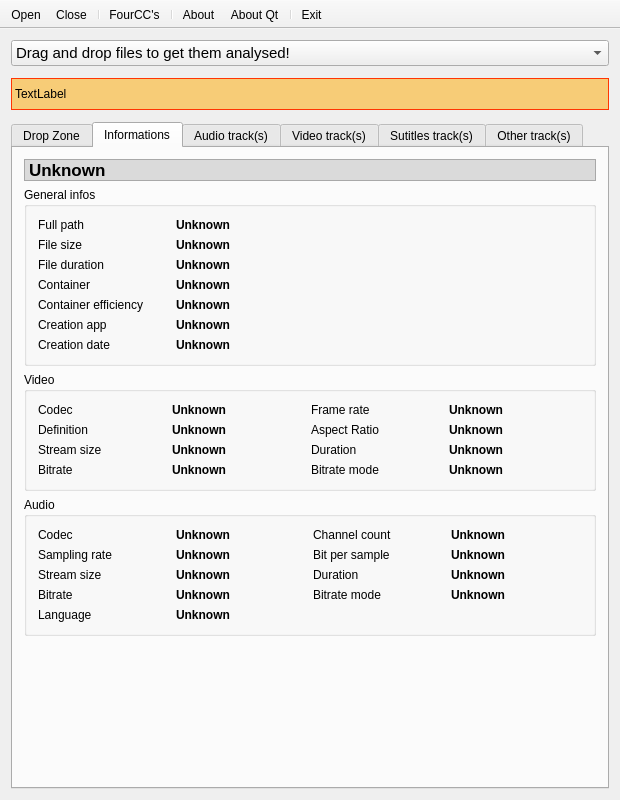
Qt form mini_analyser/ui/mainwindow.ui (emericg/MiniVideo) before a commit.
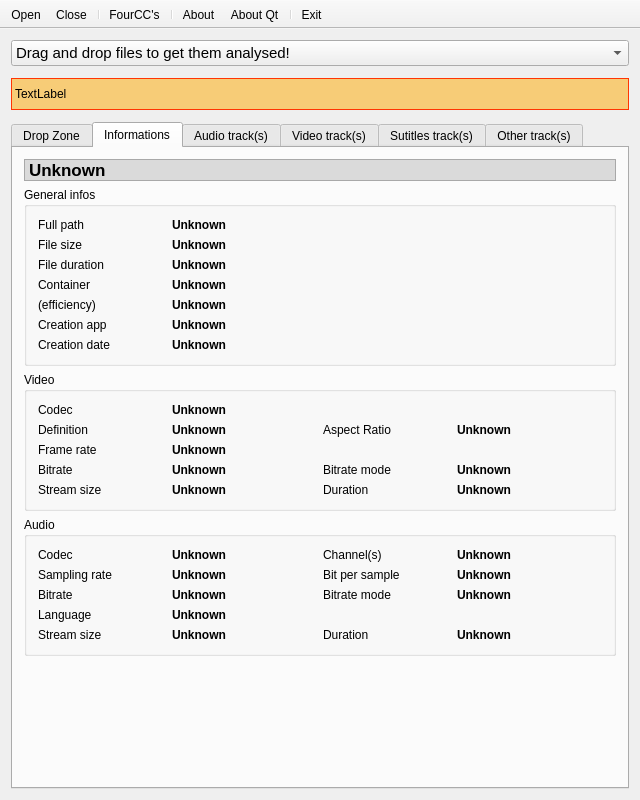
The same form after that commit. The open tabs and pages were chosen to show the change. Icons and pictures are not drawn.

What changed in the file:
```diff
--- a/mini_analyser/ui/mainwindow.ui
+++ b/mini_analyser/ui/mainwindow.ui
@@ -6,7 +6,7 @@
    <rect>
     <x>0</x>
     <y>0</y>
-    <width>620</width>
+    <width>640</width>
     <height>800</height>
    </rect>
   </property>
@@ -87,7 +87,7 @@
        <bool>true</bool>
       </property>
       <property name="currentIndex">
-       <number>3</number>
+       <number>0</number>
       </property>
       <widget class="QWidget" name="tab_dropzone">
        <attribute name="title">
@@ -240,12 +240,6 @@
           <layout class="QGridLayout" name="gridLayout_2">
            <item row="4" column="0">
             <widget class="QLabel" name="label_4">
-             <property name="font">
-              <font>
-               <weight>50</weight>
-               <bold>false</bold>
-              </font>
-             </property>
              <property name="text">
               <string>Container</string>
              </property>
@@ -269,12 +263,6 @@
            </item>
            <item row="7" column="0">
             <widget class="QLabel" name="label_5">
-             <property name="font">
-              <font>
-               <weight>50</weight>
-               <bold>false</bold>
-              </font>
-             </property>
              <property name="text">
               <string>Creation date</string>
              </property>
@@ -314,12 +302,6 @@
            </item>
            <item row="2" column="0">
             <widget class="QLabel" name="label_2">
-             <property name="font">
-              <font>
-               <weight>50</weight>
-               <bold>false</bold>
-              </font>
-             </property>
              <property name="text">
               <string>File size</string>
              </property>
@@ -359,18 +341,18 @@
            </item>
            <item row="1" column="0">
             <widget class="QLabel" name="label_1">
+             <property name="sizePolicy">
+              <sizepolicy hsizetype="MinimumExpanding" vsizetype="Preferred">
+               <horstretch>0</horstretch>
+               <verstretch>0</verstretch>
+              </sizepolicy>
+             </property>
              <property name="maximumSize">
               <size>
-               <width>200</width>
+               <width>128</width>
                <height>16777215</height>
               </size>
              </property>
-             <property name="font">
-              <font>
-               <weight>50</weight>
-               <bold>false</bold>
-              </font>
-             </property>
              <property name="text">
               <string>Full path</string>
              </property>
@@ -378,12 +360,6 @@
            </item>
            <item row="3" column="0">
             <widget class="QLabel" name="label_3">
-             <property name="font">
-              <font>
-               <weight>50</weight>
-               <bold>false</bold>
-              </font>
-             </property>
              <property name="text">
               <string>File duration</string>
              </property>
@@ -391,18 +367,6 @@
            </item>
            <item row="6" column="0">
             <widget class="QLabel" name="label_6">
-             <property name="maximumSize">
-              <size>
-               <width>150</width>
-               <height>16777215</height>
-              </size>
-             </property>
-             <property name="font">
-              <font>
-               <weight>50</weight>
-               <bold>false</bold>
-              </font>
-             </property>
              <property name="text">
               <string>Creation app</string>
              </property>
@@ -411,7 +375,7 @@
            <item row="5" column="0">
             <widget class="QLabel" name="label_8">
              <property name="text">
-              <string>Container efficiency</string>
+              <string>(efficiency)</string>
              </property>
             </widget>
            </item>
@@ -455,23 +419,27 @@
           <property name="title">
            <string>Video</string>
           </property>
-          <layout class="QGridLayout" name="gridLayout_3">
-           <item row="2" column="0">
-            <widget class="QLabel" name="label_36">
-             <property name="text">
-              <string>Stream size</string>
-             </property>
-            </widget>
-           </item>
-           <item row="1" column="2">
-            <widget class="QLabel" name="label_37">
+          <layout class="QGridLayout" name="gridLayout_16">
+           <item row="0" column="0">
+            <layout class="QGridLayout" name="gridLayout_15">
+             <item row="2" column="1">
+              <widget class="QLabel" name="label_video_framerate">
+               <property name="font">
+                <font>
+                 <weight>75</weight>
+                 <bold>true</bold>
+                </font>
+               </property>
              <property name="text">
-              <string>Aspect Ratio</string>
-             </property>
-            </widget>
-           </item>
-           <item row="1" column="3">
-            <widget class="QLabel" name="label_video_ar">
+                <string>Unknown</string>
+               </property>
+               <property name="textInteractionFlags">
+                <set>Qt::LinksAccessibleByMouse|Qt::TextSelectableByKeyboard|Qt::TextSelectableByMouse</set>
+               </property>
+              </widget>
+             </item>
+             <item row="3" column="3">
+              <widget class="QLabel" name="label_video_bitratemode">
              <property name="font">
               <font>
                <weight>75</weight>
@@ -486,11 +454,31 @@
              </property>
             </widget>
            </item>
+             <item row="3" column="2">
+              <widget class="QLabel" name="label_48">
+               <property name="text">
+                <string>Bitrate mode</string>
+               </property>
+              </widget>
+             </item>
+             <item row="1" column="0">
+              <widget class="QLabel" name="label_35">
+               <property name="text">
+                <string>Definition</string>
+               </property>
+              </widget>
+             </item>
            <item row="0" column="0">
             <widget class="QLabel" name="label_42">
+               <property name="sizePolicy">
+                <sizepolicy hsizetype="MinimumExpanding" vsizetype="Preferred">
+                 <horstretch>0</horstretch>
+                 <verstretch>0</verstretch>
+                </sizepolicy>
+               </property>
              <property name="maximumSize">
               <size>
-               <width>150</width>
+                 <width>128</width>
                <height>16777215</height>
               </size>
              </property>
@@ -499,7 +487,73 @@
              </property>
             </widget>
            </item>
-           <item row="2" column="1">
+             <item row="1" column="1">
+              <widget class="QLabel" name="label_video_definition">
+               <property name="font">
+                <font>
+                 <weight>75</weight>
+                 <bold>true</bold>
+                </font>
+               </property>
+               <property name="text">
+                <string>Unknown</string>
+               </property>
+               <property name="textInteractionFlags">
+                <set>Qt::LinksAccessibleByMouse|Qt::TextSelectableByKeyboard|Qt::TextSelectableByMouse</set>
+               </property>
+              </widget>
+             </item>
+             <item row="2" column="0">
+              <widget class="QLabel" name="label_46">
+               <property name="text">
+                <string>Frame rate</string>
+               </property>
+              </widget>
+             </item>
+             <item row="1" column="3">
+              <widget class="QLabel" name="label_video_ar">
+               <property name="font">
+                <font>
+                 <weight>75</weight>
+                 <bold>true</bold>
+                </font>
+               </property>
+               <property name="text">
+                <string>Unknown</string>
+               </property>
+               <property name="textInteractionFlags">
+                <set>Qt::LinksAccessibleByMouse|Qt::TextSelectableByKeyboard|Qt::TextSelectableByMouse</set>
+               </property>
+              </widget>
+             </item>
+             <item row="1" column="2">
+              <widget class="QLabel" name="label_37">
+               <property name="maximumSize">
+                <size>
+                 <width>128</width>
+                 <height>16777215</height>
+                </size>
+               </property>
+               <property name="text">
+                <string>Aspect Ratio</string>
+               </property>
+              </widget>
+             </item>
+             <item row="3" column="0">
+              <widget class="QLabel" name="label_47">
+               <property name="text">
+                <string>Bitrate</string>
+               </property>
+              </widget>
+             </item>
+             <item row="4" column="0">
+              <widget class="QLabel" name="label_36">
+               <property name="text">
+                <string>Stream size</string>
+               </property>
+              </widget>
+             </item>
+             <item row="4" column="1">
             <widget class="QLabel" name="label_video_size">
              <property name="font">
               <font>
@@ -515,7 +569,23 @@
              </property>
             </widget>
            </item>
-           <item row="0" column="1">
+             <item row="3" column="1">
+              <widget class="QLabel" name="label_video_bitrate">
+               <property name="font">
+                <font>
+                 <weight>75</weight>
+                 <bold>true</bold>
+                </font>
+               </property>
+               <property name="text">
+                <string>Unknown</string>
+               </property>
+               <property name="textInteractionFlags">
+                <set>Qt::LinksAccessibleByMouse|Qt::TextSelectableByKeyboard|Qt::TextSelectableByMouse</set>
+               </property>
+              </widget>
+             </item>
+             <item row="0" column="1" colspan="3">
             <widget class="QLabel" name="label_video_codec">
              <property name="font">
               <font>
@@ -531,43 +601,14 @@
              </property>
             </widget>
            </item>
-           <item row="0" column="2">
-            <widget class="QLabel" name="label_46">
-             <property name="maximumSize">
-              <size>
-               <width>150</width>
-               <height>16777215</height>
-              </size>
-             </property>
-             <property name="text">
-              <string>Frame rate</string>
-             </property>
-            </widget>
-           </item>
-           <item row="2" column="2">
+             <item row="4" column="2">
             <widget class="QLabel" name="label_41">
              <property name="text">
               <string>Duration</string>
              </property>
             </widget>
            </item>
-           <item row="0" column="3">
-            <widget class="QLabel" name="label_video_framerate">
-             <property name="font">
-              <font>
-               <weight>75</weight>
-               <bold>true</bold>
-              </font>
-             </property>
-             <property name="text">
-              <string>Unknown</string>
-             </property>
-             <property name="textInteractionFlags">
-              <set>Qt::LinksAccessibleByMouse|Qt::TextSelectableByKeyboard|Qt::TextSelectableByMouse</set>
-             </property>
-            </widget>
-           </item>
-           <item row="2" column="3">
+             <item row="4" column="3">
             <widget class="QLabel" name="label_video_duration">
              <property name="font">
               <font>
@@ -583,80 +624,7 @@
              </property>
             </widget>
            </item>
-           <item row="1" column="0">
-            <widget class="QLabel" name="label_35">
-             <property name="text">
-              <string>Definition</string>
-             </property>
-            </widget>
-           </item>
-           <item row="4" column="0">
-            <widget class="QLabel" name="label_47">
-             <property name="maximumSize">
-              <size>
-               <width>128</width>
-               <height>16777215</height>
-              </size>
-             </property>
-             <property name="text">
-              <string>Bitrate</string>
-             </property>
-            </widget>
-           </item>
-           <item row="1" column="1">
-            <widget class="QLabel" name="label_video_definition">
-             <property name="font">
-              <font>
-               <weight>75</weight>
-               <bold>true</bold>
-              </font>
-             </property>
-             <property name="text">
-              <string>Unknown</string>
-             </property>
-             <property name="textInteractionFlags">
-              <set>Qt::LinksAccessibleByMouse|Qt::TextSelectableByKeyboard|Qt::TextSelectableByMouse</set>
-             </property>
-            </widget>
-           </item>
-           <item row="4" column="2">
-            <widget class="QLabel" name="label_48">
-             <property name="text">
-              <string>Bitrate mode</string>
-             </property>
-            </widget>
-           </item>
-           <item row="4" column="1">
-            <widget class="QLabel" name="label_video_bitrate">
-             <property name="font">
-              <font>
-               <weight>75</weight>
-               <bold>true</bold>
-              </font>
-             </property>
-             <property name="text">
-              <string>Unknown</string>
-             </property>
-             <property name="textInteractionFlags">
-              <set>Qt::LinksAccessibleByMouse|Qt::TextSelectableByKeyboard|Qt::TextSelectableByMouse</set>
-             </property>
-            </widget>
-           </item>
-           <item row="4" column="3">
-            <widget class="QLabel" name="label_video_bitratemode">
-             <property name="font">
-              <font>
-               <weight>75</weight>
-               <bold>true</bold>
-              </font>
-             </property>
-             <property name="text">
-              <string>Unknown</string>
-             </property>
-             <property name="textInteractionFlags">
-              <set>Qt::LinksAccessibleByMouse|Qt::TextSelectableByKeyboard|Qt::TextSelectableByMouse</set>
-             </property>
-            </widget>
+            </layout>
            </item>
           </layout>
          </widget>
@@ -666,12 +634,36 @@
           <property name="title">
            <string>Audio</string>
           </property>
+          <layout class="QGridLayout" name="gridLayout_17">
+           <item row="0" column="0" colspan="3">
           <layout class="QGridLayout" name="gridLayout_4">
+             <item row="2" column="1">
+              <widget class="QLabel" name="label_audio_bitrate">
+               <property name="font">
+                <font>
+                 <weight>75</weight>
+                 <bold>true</bold>
+                </font>
+               </property>
+               <property name="text">
+                <string>Unknown</string>
+               </property>
+               <property name="textInteractionFlags">
+                <set>Qt::LinksAccessibleByMouse|Qt::TextSelectableByKeyboard|Qt::TextSelectableByMouse</set>
+               </property>
+              </widget>
+             </item>
            <item row="0" column="0">
             <widget class="QLabel" name="label_18">
+               <property name="sizePolicy">
+                <sizepolicy hsizetype="MinimumExpanding" vsizetype="Preferred">
+                 <horstretch>0</horstretch>
+                 <verstretch>0</verstretch>
+                </sizepolicy>
+               </property>
              <property name="maximumSize">
               <size>
-               <width>150</width>
+                 <width>128</width>
                <height>16777215</height>
               </size>
              </property>
@@ -680,6 +672,13 @@
              </property>
             </widget>
            </item>
+             <item row="1" column="0">
+              <widget class="QLabel" name="label_43">
+               <property name="text">
+                <string>Sampling rate</string>
+               </property>
+              </widget>
+             </item>
            <item row="0" column="1">
             <widget class="QLabel" name="label_audio_codec">
              <property name="font">
@@ -696,23 +695,10 @@
              </property>
             </widget>
            </item>
-           <item row="4" column="0">
-            <widget class="QLabel" name="label_24">
+             <item row="2" column="2">
+              <widget class="QLabel" name="label_20">
              <property name="text">
-              <string>Language</string>
-             </property>
-            </widget>
-           </item>
-           <item row="0" column="2">
-            <widget class="QLabel" name="label_45">
-             <property name="maximumSize">
-              <size>
-               <width>150</width>
-               <height>16777215</height>
-              </size>
-             </property>
-             <property name="text">
-              <string>Channel count</string>
+                <string>Bitrate mode</string>
              </property>
             </widget>
            </item>
@@ -732,22 +718,6 @@
              </property>
             </widget>
            </item>
-           <item row="1" column="3">
-            <widget class="QLabel" name="label_audio_bitpersample">
-             <property name="font">
-              <font>
-               <weight>75</weight>
-               <bold>true</bold>
-              </font>
-             </property>
-             <property name="text">
-              <string>Unknown</string>
-             </property>
-             <property name="textInteractionFlags">
-              <set>Qt::LinksAccessibleByMouse|Qt::TextSelectableByKeyboard|Qt::TextSelectableByMouse</set>
-             </property>
-            </widget>
-           </item>
            <item row="1" column="2">
             <widget class="QLabel" name="label_78">
              <property name="text">
@@ -755,6 +725,52 @@
              </property>
             </widget>
            </item>
+             <item row="1" column="3">
+              <widget class="QLabel" name="label_audio_bitpersample">
+               <property name="font">
+                <font>
+                 <weight>75</weight>
+                 <bold>true</bold>
+                </font>
+               </property>
+               <property name="text">
+                <string>Unknown</string>
+               </property>
+               <property name="textInteractionFlags">
+                <set>Qt::LinksAccessibleByMouse|Qt::TextSelectableByKeyboard|Qt::TextSelectableByMouse</set>
+               </property>
+              </widget>
+             </item>
+             <item row="2" column="0">
+              <widget class="QLabel" name="label_19">
+               <property name="text">
+                <string>Bitrate</string>
+               </property>
+              </widget>
+             </item>
+             <item row="3" column="0">
+              <widget class="QLabel" name="label_24">
+               <property name="text">
+                <string>Language</string>
+               </property>
+              </widget>
+             </item>
+             <item row="3" column="1">
+              <widget class="QLabel" name="label_audio_lng">
+               <property name="font">
+                <font>
+                 <weight>75</weight>
+                 <bold>true</bold>
+                </font>
+               </property>
+               <property name="text">
+                <string>Unknown</string>
+               </property>
+               <property name="textInteractionFlags">
+                <set>Qt::LinksAccessibleByMouse|Qt::TextSelectableByKeyboard|Qt::TextSelectableByMouse</set>
+               </property>
+              </widget>
+             </item>
            <item row="1" column="1">
             <widget class="QLabel" name="label_audio_samplingrate">
              <property name="font">
@@ -771,43 +787,49 @@
              </property>
             </widget>
            </item>
-           <item row="1" column="0">
-            <widget class="QLabel" name="label_43">
+             <item row="0" column="2">
+              <widget class="QLabel" name="label_45">
+               <property name="maximumSize">
+                <size>
+                 <width>128</width>
+                 <height>16777215</height>
+                </size>
+               </property>
              <property name="text">
-              <string>Sampling rate</string>
+                <string>Channel(s)</string>
              </property>
             </widget>
            </item>
-           <item row="2" column="0">
+             <item row="4" column="0">
             <widget class="QLabel" name="label_22">
              <property name="text">
               <string>Stream size</string>
              </property>
             </widget>
            </item>
-           <item row="2" column="1">
-            <widget class="QLabel" name="label_audio_size">
-             <property name="font">
-              <font>
-               <weight>75</weight>
-               <bold>true</bold>
-              </font>
-             </property>
-             <property name="text">
-              <string>Unknown</string>
-             </property>
-             <property name="textInteractionFlags">
-              <set>Qt::LinksAccessibleByMouse|Qt::TextSelectableByKeyboard|Qt::TextSelectableByMouse</set>
-             </property>
-            </widget>
-           </item>
-           <item row="2" column="2">
+             <item row="4" column="2">
             <widget class="QLabel" name="label_17">
              <property name="text">
               <string>Duration</string>
              </property>
             </widget>
            </item>
+             <item row="4" column="1">
+              <widget class="QLabel" name="label_audio_size">
+               <property name="font">
+                <font>
+                 <weight>75</weight>
+                 <bold>true</bold>
+                </font>
+               </property>
+               <property name="text">
+                <string>Unknown</string>
+               </property>
+               <property name="textInteractionFlags">
+                <set>Qt::LinksAccessibleByMouse|Qt::TextSelectableByKeyboard|Qt::TextSelectableByMouse</set>
+               </property>
+              </widget>
+             </item>
            <item row="2" column="3">
             <widget class="QLabel" name="label_audio_duration">
              <property name="font">
@@ -824,7 +846,7 @@
              </property>
             </widget>
            </item>
-           <item row="3" column="3">
+             <item row="4" column="3">
             <widget class="QLabel" name="label_audio_bitratemode">
              <property name="font">
               <font>
@@ -840,51 +862,7 @@
              </property>
             </widget>
            </item>
-           <item row="3" column="2">
-            <widget class="QLabel" name="label_20">
-             <property name="text">
-              <string>Bitrate mode</string>
-             </property>
-            </widget>
-           </item>
-           <item row="4" column="1">
-            <widget class="QLabel" name="label_audio_lng">
-             <property name="font">
-              <font>
-               <weight>75</weight>
-               <bold>true</bold>
-              </font>
-             </property>
-             <property name="text">
-              <string>Unknown</string>
-             </property>
-             <property name="textInteractionFlags">
-              <set>Qt::LinksAccessibleByMouse|Qt::TextSelectableByKeyboard|Qt::TextSelectableByMouse</set>
-             </property>
-            </widget>
-           </item>
-           <item row="3" column="1">
-            <widget class="QLabel" name="label_audio_bitrate">
-             <property name="font">
-              <font>
-               <weight>75</weight>
-               <bold>true</bold>
-              </font>
-             </property>
-             <property name="text">
-              <string>Unknown</string>
-             </property>
-             <property name="textInteractionFlags">
-              <set>Qt::LinksAccessibleByMouse|Qt::TextSelectableByKeyboard|Qt::TextSelectableByMouse</set>
-             </property>
-            </widget>
-           </item>
-           <item row="3" column="0">
-            <widget class="QLabel" name="label_19">
-             <property name="text">
-              <string>Bitrate</string>
-             </property>
-            </widget>
+            </layout>
            </item>
           </layout>
          </widget>
@@ -1000,9 +978,15 @@
              </item>
              <item row="0" column="0">
               <widget class="QLabel" name="label_27">
+               <property name="sizePolicy">
+                <sizepolicy hsizetype="MinimumExpanding" vsizetype="Preferred">
+                 <horstretch>0</horstretch>
+                 <verstretch>0</verstretch>
+                </sizepolicy>
+               </property>
                <property name="maximumSize">
                 <size>
-                 <width>150</width>
+                 <width>140</width>
                  <height>16777215</height>
                 </size>
                </property>
@@ -1133,6 +1117,18 @@
             <layout class="QGridLayout" name="gridLayout_10">
              <item row="0" column="0">
               <widget class="QLabel" name="label_12">
+               <property name="sizePolicy">
+                <sizepolicy hsizetype="MinimumExpanding" vsizetype="Preferred">
+                 <horstretch>0</horstretch>
+                 <verstretch>0</verstretch>
+                </sizepolicy>
+               </property>
+               <property name="maximumSize">
+                <size>
+                 <width>140</width>
+                 <height>16777215</height>
+                </size>
+               </property>
                <property name="text">
                 <string>FourCC</string>
                </property>
@@ -1177,12 +1173,6 @@
              </item>
              <item row="1" column="0">
               <widget class="QLabel" name="label_23">
-               <property name="maximumSize">
-                <size>
-                 <width>150</width>
-                 <height>16777215</height>
-                </size>
-               </property>
                <property name="text">
                 <string>Codec</string>
                </property>
@@ -1262,7 +1252,7 @@
               <widget class="QLabel" name="label_75">
                <property name="maximumSize">
                 <size>
-                 <width>150</width>
+                 <width>140</width>
                  <height>16777215</height>
                 </size>
                </property>
@@ -1346,9 +1336,15 @@
              </item>
              <item row="0" column="0">
               <widget class="QLabel" name="label_49">
+               <property name="sizePolicy">
+                <sizepolicy hsizetype="MinimumExpanding" vsizetype="Preferred">
+                 <horstretch>0</horstretch>
+                 <verstretch>0</verstretch>
+                </sizepolicy>
+               </property>
                <property name="maximumSize">
                 <size>
-                 <width>150</width>
+                 <width>140</width>
                  <height>16777215</height>
                 </size>
                </property>
@@ -1475,9 +1471,15 @@
              </item>
              <item row="0" column="0">
               <widget class="QLabel" name="label_39">
+               <property name="sizePolicy">
+                <sizepolicy hsizetype="MinimumExpanding" vsizetype="Preferred">
+                 <horstretch>0</horstretch>
+                 <verstretch>0</verstretch>
+                </sizepolicy>
+               </property>
                <property name="maximumSize">
                 <size>
-                 <width>150</width>
+                 <width>140</width>
                  <height>16777215</height>
                 </size>
                </property>
@@ -1591,12 +1593,6 @@
              </item>
              <item row="1" column="0">
               <widget class="QLabel" name="label_54">
-               <property name="maximumSize">
-                <size>
-                 <width>150</width>
-                 <height>16777215</height>
-                </size>
-               </property>
                <property name="text">
                 <string>Codec</string>
                </property>
@@ -1880,6 +1876,18 @@
              </item>
              <item row="0" column="0">
               <widget class="QLabel" name="label_14">
+               <property name="sizePolicy">
+                <sizepolicy hsizetype="MinimumExpanding" vsizetype="Preferred">
+                 <horstretch>0</horstretch>
+                 <verstretch>0</verstretch>
+                </sizepolicy>
+               </property>
+               <property name="maximumSize">
+                <size>
+                 <width>140</width>
+                 <height>16777215</height>
+                </size>
+               </property>
                <property name="text">
                 <string>FourCC</string>
                </property>
@@ -1914,9 +1922,15 @@
              </item>
              <item row="0" column="0">
               <widget class="QLabel" name="label_60">
+               <property name="sizePolicy">
+                <sizepolicy hsizetype="MinimumExpanding" vsizetype="Preferred">
+                 <horstretch>0</horstretch>
+                 <verstretch>0</verstretch>
+                </sizepolicy>
+               </property>
                <property name="maximumSize">
                 <size>
-                 <width>150</width>
+                 <width>140</width>
                  <height>16777215</height>
                 </size>
                </property>
@@ -2011,65 +2025,47 @@
            </item>
            <item>
             <layout class="QGridLayout" name="gridLayout_13">
-             <item row="0" column="1">
-              <widget class="QLabel" name="label_video_samplecount">
-               <property name="font">
-                <font>
-                 <weight>75</weight>
-                 <bold>true</bold>
-                </font>
-               </property>
-               <property name="text">
-                <string>Unknown</string>
-               </property>
-               <property name="textInteractionFlags">
-                <set>Qt::LinksAccessibleByMouse|Qt::TextSelectableByKeyboard|Qt::TextSelectableByMouse</set>
-               </property>
-              </widget>
-             </item>
-             <item row="1" column="1">
-              <widget class="QLabel" name="label_video_samplecount_idr">
-               <property name="font">
-                <font>
-                 <weight>75</weight>
-                 <bold>true</bold>
-                </font>
-               </property>
-               <property name="text">
-                <string>Unknown</string>
-               </property>
-               <property name="textInteractionFlags">
-                <set>Qt::LinksAccessibleByMouse|Qt::TextSelectableByKeyboard|Qt::TextSelectableByMouse</set>
-               </property>
-              </widget>
-             </item>
-             <item row="1" column="0">
-              <widget class="QLabel" name="label_30">
-               <property name="text">
-                <string>(IDR)</string>
-               </property>
-              </widget>
-             </item>
-             <item row="1" column="2">
-              <widget class="QLabel" name="label_38">
-               <property name="text">
-                <string>(other)</string>
-               </property>
-              </widget>
-             </item>
              <item row="0" column="0">
               <widget class="QLabel" name="label_76">
+               <property name="sizePolicy">
+                <sizepolicy hsizetype="MinimumExpanding" vsizetype="Preferred">
+                 <horstretch>0</horstretch>
+                 <verstretch>0</verstretch>
+                </sizepolicy>
+               </property>
+               <property name="maximumSize">
+                <size>
+                 <width>140</width>
+                 <height>16777215</height>
+                </size>
+               </property>
                <property name="text">
                 <string>Sample count</string>
                </property>
               </widget>
              </item>
-             <item row="1" column="3">
-              <widget class="QLabel" name="label_video_samplecount_other">
+             <item row="0" column="1" colspan="2">
+              <widget class="QLabel" name="label_video_samplecount">
                <property name="font">
                 <font>
-                 <weight>75</weight>
-                 <bold>true</bold>
+                 <weight>50</weight>
+                 <bold>false</bold>
+                </font>
+               </property>
+               <property name="text">
+                <string>Unknown</string>
+               </property>
+               <property name="textInteractionFlags">
+                <set>Qt::LinksAccessibleByMouse|Qt::TextSelectableByKeyboard|Qt::TextSelectableByMouse</set>
+               </property>
+              </widget>
+             </item>
+             <item row="1" column="1" colspan="2">
+              <widget class="QLabel" name="label_video_samplerepart">
+               <property name="font">
+                <font>
+                 <weight>50</weight>
+                 <bold>false</bold>
                 </font>
                </property>
                <property name="text">
@@ -2140,7 +2136,7 @@
             <rect>
              <x>0</x>
              <y>0</y>
-             <width>598</width>
+             <width>618</width>
              <height>607</height>
             </rect>
            </property>
@@ -2157,7 +2153,7 @@
                   <widget class="QLabel" name="label_68">
                    <property name="maximumSize">
                     <size>
-                     <width>200</width>
+                     <width>140</width>
                      <height>16777215</height>
                     </size>
                    </property>
```
Lines whose indentation alone changed are shown as unchanged.
